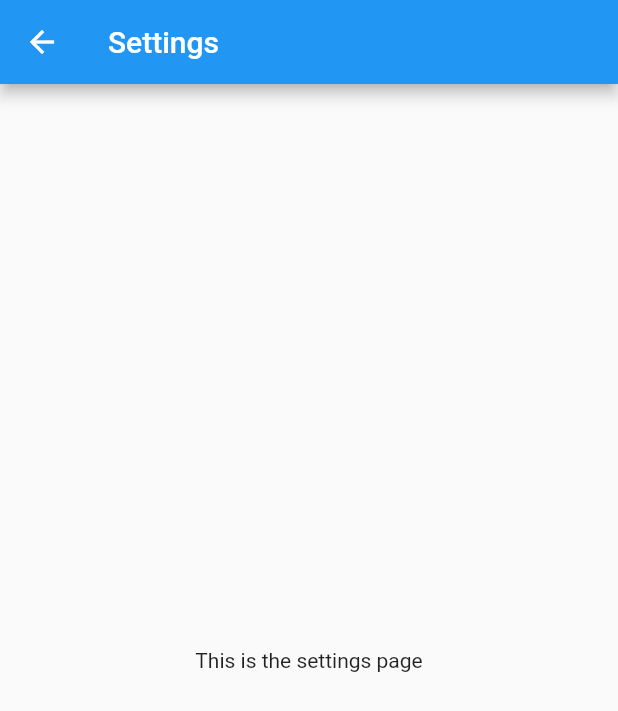
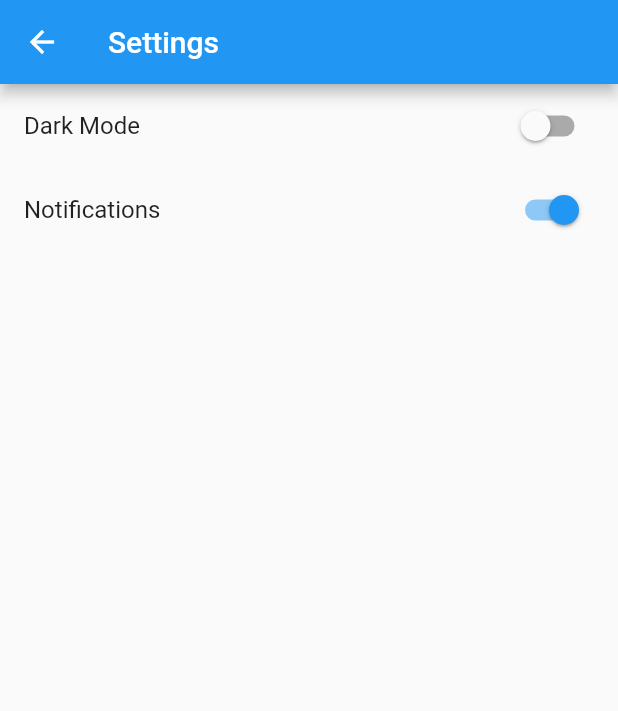
Before and after one commit to cosmin-oros/TimeWellSpent, a Flutter app: the SettingsPage screen opened by its route, on a phone screen of 412 x 824 dp. Shown: the top 711 px of the screen. Run offline on Flutter 3.47's test engine with Material 2 defaults, Android fonts, the phone set to English and light mode, and no system bars.

Commit message:
settings init

```diff
--- a/lib/settings_page.dart
+++ b/lib/settings_page.dart
@@ -1,7 +1,15 @@
 import 'package:flutter/material.dart';
 
-class SettingsPage extends StatelessWidget {
+class SettingsPage extends StatefulWidget {
   const SettingsPage({super.key});
+
+  @override
+  _SettingsPageState createState() => _SettingsPageState();
+}
+
+class _SettingsPageState extends State<SettingsPage> {
+  bool _darkMode = false;
+  bool _notifications = true;
 
   @override
   Widget build(BuildContext context) {
@@ -9,8 +17,27 @@ class SettingsPage extends StatelessWidget {
       appBar: AppBar(
         title: const Text('Settings'),
       ),
-      body: const Center(
-        child: Text('This is the settings page'),
+      body: Column(
+        children: <Widget>[
+          SwitchListTile(
+            title: const Text('Dark Mode'),
+            value: _darkMode,
+            onChanged: (bool value) {
+              setState(() {
+                _darkMode = value;
+              });
+            },
+          ),
+          SwitchListTile(
+            title: const Text('Notifications'),
+            value: _notifications,
+            onChanged: (bool value) {
+              setState(() {
+                _notifications = value;
+              });
+            },
+          ),
+        ],
       ),
     );
   }
```
